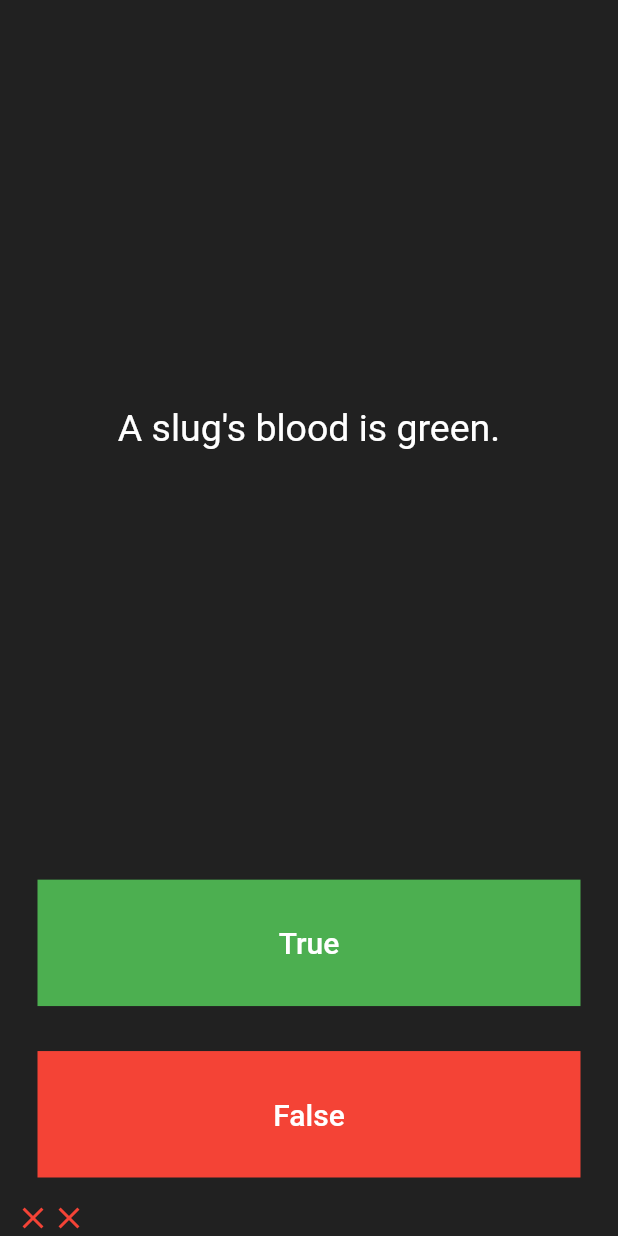
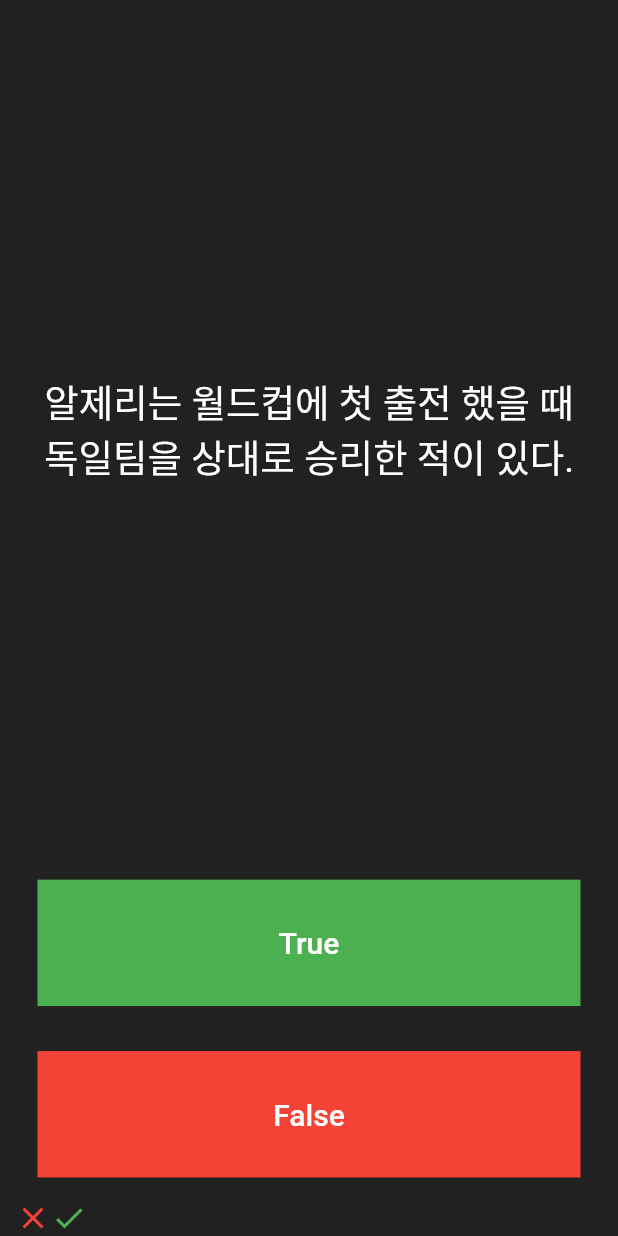
Before and after one commit to kschoi/quizzler_flutter, a Flutter app: the screen it shows after launch, after a tap on "True", after a tap on "False", on a phone screen of 412 x 824 dp. Run offline on Flutter 3.47's test engine with Material 2 defaults, Android fonts, the phone set to English and light mode, and no system bars; our stand-ins replace rflutter_alert.

Commit message:
feat: complete quiz app

```diff
--- a/lib/main.dart
+++ b/lib/main.dart
@@ -1,6 +1,9 @@
 import 'package:flutter/material.dart';
+import 'package:rflutter_alert/rflutter_alert.dart';
 
-import 'question.dart';
+import 'quiz_brain.dart';
+
+QuizBrain quizBrain = QuizBrain();
 
 void main() => runApp(Quizzler());
 
@@ -30,18 +33,47 @@ class QuizPage extends StatefulWidget {
 class _QuizPageState extends State<QuizPage> {
   List<Widget> scoreKeeper = [];
 
-  List<Question> questions = [
-    Question(
-        questionText: 'You can lead a cow down stairs but not up stairs.',
-        questionAnswer: false),
-    Question(
-        questionText:
-            'Approximately one quarter of human bones are in the feet.',
-        questionAnswer: true),
-    Question(questionText: 'A slug\'s blood is green.', questionAnswer: true)
-  ];
+  void checkAnswer(bool userPickedAnswer) {
+    bool correctAnswer = quizBrain.getQuestionAnswer();
 
-  int questionNumber = 0;
+    setState(() {
+      if (quizBrain.isFinished() == true) {
+        //This is the code for the basic alert from the docs for rFlutter Alert:
+        //Alert(context: context, title: "RFLUTTER", desc: "Flutter is awesome.").show();
+
+        Alert(
+          context: context,
+          title: 'Finished!',
+          desc: 'You\'ve reached the end of the quiz.',
+        ).show();
+
+        quizBrain.reset();
+
+        scoreKeeper = [];
+      }
+
+      //TODO: Step 6 - If we've not reached the end, ELSE do the answer checking steps below 👇
+      else {
+        if (correctAnswer == userPickedAnswer) {
+          scoreKeeper.add(
+            const Icon(
+              Icons.check,
+              color: Colors.green,
+            ),
+          );
+        } else {
+          scoreKeeper.add(
+            const Icon(
+              Icons.close,
+              color: Colors.red,
+            ),
+          );
+        }
+
+        quizBrain.nextQuestion();
+      }
+    });
+  }
 
   @override
   Widget build(BuildContext context) {
@@ -55,9 +87,9 @@ class _QuizPageState extends State<QuizPage> {
             padding: EdgeInsets.all(10.0),
             child: Center(
               child: Text(
-                questions[questionNumber].questionText,
+                quizBrain.getQuestionText(),
                 textAlign: TextAlign.center,
-                style: TextStyle(
+                style: const TextStyle(
                   fontSize: 25.0,
                   color: Colors.white,
                 ),
@@ -69,39 +101,20 @@ class _QuizPageState extends State<QuizPage> {
           child: Padding(
             padding: EdgeInsets.all(15.0),
             child: TextButton(
-              child: Text(
-                'True',
-                style: TextStyle(
-                  color: Colors.white,
-                  fontSize: 20.0,
-                ),
-              ),
               onPressed: () {
-                bool correctAnswer = questions[questionNumber].questionAnswer;
-
-                setState(() {
-                  if (correctAnswer == true) {
-                    scoreKeeper.add(
-                      Icon(
-                        Icons.check,
-                        color: Colors.green,
-                      ),
-                    );
-                  } else {
-                    scoreKeeper.add(
-                      Icon(
-                        Icons.close,
-                        color: Colors.red,
-                      ),
-                    );
-                  }
-                  questionNumber++;
-                });
+                checkAnswer(true);
               },
               style: TextButton.styleFrom(
                 backgroundColor: Colors.green,
                 shape: const RoundedRectangleBorder(
                   borderRadius: BorderRadius.all(Radius.zero),
+                ),
+              ),
+              child: const Text(
+                'True',
+                style: TextStyle(
+                  color: Colors.white,
+                  fontSize: 20.0,
                 ),
               ),
             ),
@@ -111,39 +124,20 @@ class _QuizPageState extends State<QuizPage> {
           child: Padding(
             padding: EdgeInsets.all(15.0),
             child: TextButton(
-              child: Text(
-                'False',
-                style: TextStyle(
-                  fontSize: 20.0,
-                  color: Colors.white,
-                ),
-              ),
               onPressed: () {
-                bool correctAnswer = questions[questionNumber].questionAnswer;
-
-                setState(() {
-                  if (correctAnswer == false) {
-                    scoreKeeper.add(
-                      Icon(
-                        Icons.check,
-                        color: Colors.green,
-                      ),
-                    );
-                  } else {
-                    scoreKeeper.add(
-                      Icon(
-                        Icons.close,
-                        color: Colors.red,
-                      ),
-                    );
-                  }
-                  questionNumber++;
-                });
+                checkAnswer(false);
               },
               style: TextButton.styleFrom(
                 backgroundColor: Colors.red,
                 shape: const RoundedRectangleBorder(
                   borderRadius: BorderRadius.all(Radius.zero),
+                ),
+              ),
+              child: const Text(
+                'False',
+                style: TextStyle(
+                  fontSize: 20.0,
+                  color: Colors.white,
                 ),
               ),
             ),
--- a/lib/question.dart
+++ b/lib/question.dart
@@ -1,6 +1,6 @@
 class Question {
-  String questionText;
-  bool questionAnswer;
+  late String questionText;
+  late bool questionAnswer;
 
-  Question({required this.questionText, required this.questionAnswer});
+  Question(this.questionText, this.questionAnswer);
 }
--- /dev/null
+++ b/lib/quiz_brain.dart
@@ -0,0 +1,41 @@
+import 'question.dart';
+
+class QuizBrain {
+  int _questionNumber = 0;
+
+  final List<Question> _questions = [
+    Question('대한민국은 알제리에게 0대 9로 진 적이 있다.', false),
+    Question('2026년 월드컵은 송범근 키퍼가 국가대표가 될 확률이 낮다.', false),
+    Question('알제리는 월드컵에 첫 출전 했을 때 독일팀을 상대로 승리한 적이 있다.', true),
+    Question('2026년 월드컵은 미국, 캐나다, 이탈리아에서 열린다.', false),
+    Question('이번 문제의 정답은 true이다.', true),
+    Question('멕시코는 아메리카 대륙에 있다.', true),
+    Question('멕시코는 아메리카 대륙에 있다.', true),
+  ];
+
+  void nextQuestion() {
+    if (_questionNumber < _questions.length - 1) {
+      _questionNumber++;
+    }
+  }
+
+  String getQuestionText() {
+    return _questions[_questionNumber].questionText;
+  }
+
+  bool getQuestionAnswer() {
+    return _questions[_questionNumber].questionAnswer;
+  }
+
+  bool isFinished() {
+    if (_questionNumber >= _questions.length - 1) {
+      return true;
+    } else {
+      return false;
+    }
+  }
+
+  void reset() {
+    _questionNumber = 0;
+  }
+}
--- a/pubspec.yaml
+++ b/pubspec.yaml
@@ -35,6 +35,8 @@ dependencies:
   # The following adds the Cupertino Icons font to your application.
   # Use with the CupertinoIcons class for iOS style icons.
   cupertino_icons: ^1.0.2
+
+  rflutter_alert: ^2.0.4
 
 dev_dependencies:
   flutter_test:
```
Also changed, not shown: pubspec.lock.
